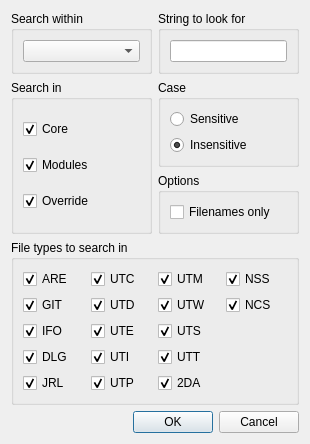
First picture: the form in Tools/HolocronToolset/src/ui/dialogs/search.ui, repository NickHugi/PyKotor, before the edit.
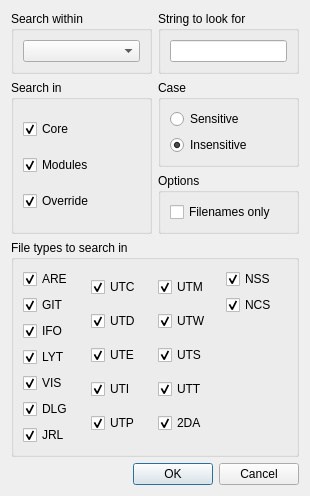
Second picture: the form after the edit.

```diff
--- a/Tools/HolocronToolset/src/ui/dialogs/search.ui
+++ b/Tools/HolocronToolset/src/ui/dialogs/search.ui
@@ -172,6 +172,26 @@
           </property>
          </widget>
         </item>
+        <item>
+         <widget class="QCheckBox" name="typeLYTCheck">
+          <property name="text">
+           <string>LYT</string>
+          </property>
+          <property name="checked">
+           <bool>true</bool>
+          </property>
+         </widget>
+        </item>
+        <item>
+         <widget class="QCheckBox" name="typeVISCheck">
+          <property name="text">
+           <string>VIS</string>
+          </property>
+          <property name="checked">
+           <bool>true</bool>
+          </property>
+         </widget>
+        </item>
         <item>
          <widget class="QCheckBox" name="typeDLGCheck">
           <property name="text">
```
